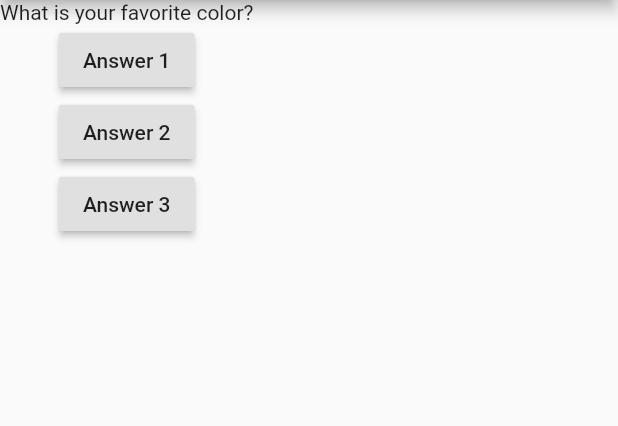
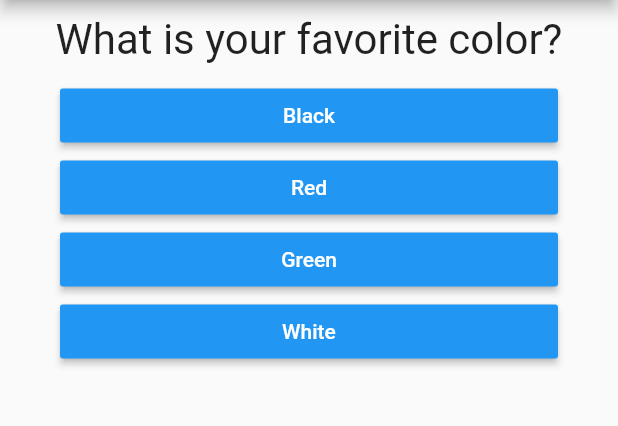
Before and after one commit to markhermano/flutter-complete-guide, a Flutter app: the screen it shows after launch, on a phone screen of 412 x 824 dp, the part 84-510 px from its top. Run offline on Flutter 3.47's test engine with Material 2 defaults, Android fonts, the phone set to English and light mode, and no system bars.

Commit message:
lesson 52

```diff
--- /dev/null
+++ b/lib/answer.dart
@@ -0,0 +1,21 @@
+import 'package:flutter/material.dart';
+
+class Answer extends StatelessWidget {
+  final Function selectHandler;
+  final String answerText;
+
+  Answer(this.selectHandler, this.answerText);
+
+  @override
+  Widget build(BuildContext context) {
+    return Container(
+        margin: EdgeInsets.symmetric(horizontal: 40),
+        width: double.infinity,
+        child: RaisedButton(
+          color: Colors.blue,
+          textColor: Colors.white,
+          child: Text(answerText),
+          onPressed: selectHandler,
+        ));
+  }
+}
--- a/lib/main.dart
+++ b/lib/main.dart
@@ -1,33 +1,56 @@
 import 'package:flutter/material.dart';
+
+import './quiz.dart';
+import './result.dart';
+
 void main() => runApp(MyApp());
 
-class MyApp extends StatelessWidget {
-  var questionIndex = 0;
-  void answerQuestion() {
-    questionIndex = questionIndex + 1;
-    print(questionIndex);
+class MyApp extends StatefulWidget {
+  State<StatefulWidget> createState() {
+    return _MyAppState();
+  }
+}
+
+class _MyAppState extends State<MyApp> {
+  final _questions = const [
+    {
+      'questionText': 'What is your favorite color?',
+      'answers': ['Black', 'Red', 'Green', 'White']
+    },
+    {
+      'questionText': 'What is your favorite animal?',
+      'answers': ['Rabbit', 'Snake', 'Elephant', 'Lion']
+    },
+    {
+      'questionText': 'Who is your favorite instructor?',
+      'answers': ['Max', 'Mox', 'Mix', 'Mux']
+    }
+  ];
+  var _questionIndex = 0;
+
+  void _answerQuestion() {
+    setState(() {
+      _questionIndex = _questionIndex + 1;
+    });
+    print(_questionIndex);
+    if (_questionIndex < _questions.length) {
+      print('More questions');
+    } else {
+      print('No more questions');
+    }
   }
 
   @override
   Widget build(BuildContext context) {
-    var questions = [
-      'What is your favorite color?',
-      'What is your favorite animal?'
-    ];
-    return MaterialApp(home: Scaffold(
+    return MaterialApp(
+        home: Scaffold(
       appBar: AppBar(title: Text('My First App')),
-      body: Column(
-        children: [
-          Text(questions[questionIndex]),
-          RaisedButton(child: Text('Answer 1'), onPressed: answerQuestion),
-          RaisedButton(child: Text('Answer 2'), onPressed: () => print('Answer 2 chosen'),),
-          RaisedButton(child: Text('Answer 3'), onPressed: () {
-            print('wow');
-            print('answer 3 chosen');
-          },)
-
-        ],
-      ),
+      body: _questionIndex < _questions.length
+          ? Quiz(
+              answerQuestion: _answerQuestion,
+              questionIndex: _questionIndex,
+              questions: _questions)
+          : Result(),
     ));
   }
 }
--- /dev/null
+++ b/lib/question.dart
@@ -0,0 +1,20 @@
+import 'package:flutter/material.dart';
+
+class Question extends StatelessWidget {
+  final String questionText;
+
+  Question(this.questionText);
+
+  @override
+  Widget build(BuildContext context) {
+    return Container(
+      width: double.infinity,
+      margin: EdgeInsets.all(10),
+      child: Text(
+        questionText,
+        style: TextStyle(fontSize: 28),
+        textAlign: TextAlign.center,
+      ),
+    );
+  }
+}
--- /dev/null
+++ b/lib/quiz.dart
@@ -0,0 +1,27 @@
+import 'package:flutter/material.dart';
+
+import './question.dart';
+import './answer.dart';
+
+class Quiz extends StatelessWidget {
+  final List<Map<String, Object>> questions;
+  final int questionIndex;
+  final Function answerQuestion;
+
+  Quiz(
+      {@required this.questions,
+      @required this.questionIndex,
+      @required this.answerQuestion});
+
+  @override
+  Widget build(BuildContext context) {
+    return Column(
+      children: [
+        Question(questions[questionIndex]['questionText']),
+        ...(questions[questionIndex]['answers'] as List<String>).map((answer) {
+          return Answer(answerQuestion, answer);
+        }).toList()
+      ],
+    );
+  }
+}
--- /dev/null
+++ b/lib/result.dart
@@ -0,0 +1,8 @@
+import 'package:flutter/material.dart';
+
+class Result extends StatelessWidget {
+  @override
+  Widget build(BuildContext context) {
+    return Center(child: Text('You did it!'));
+  }
+}
```
